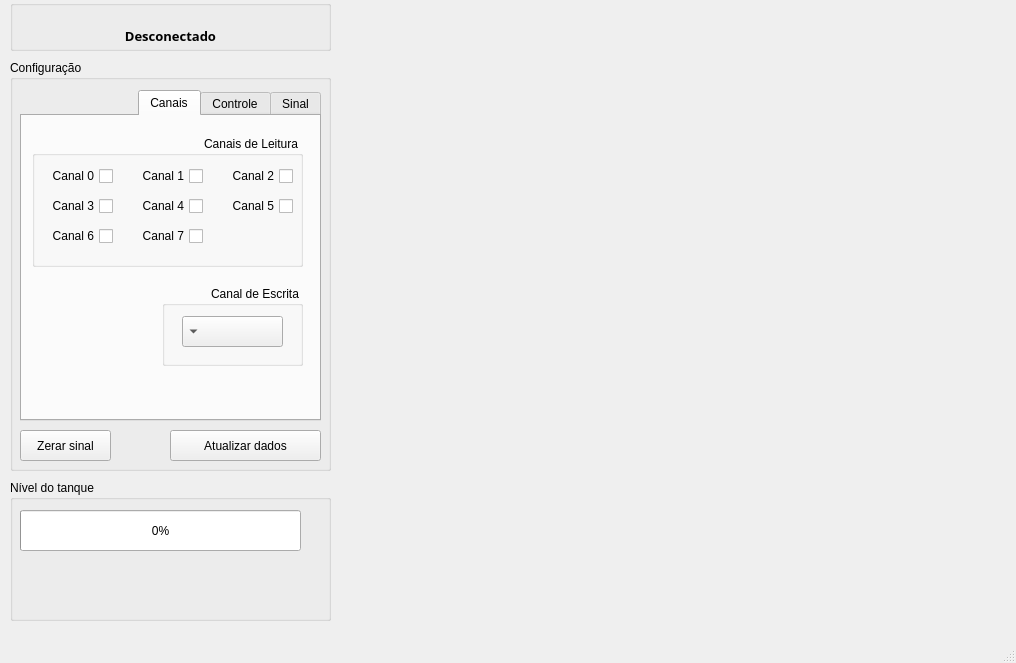
Chechunlong/control, file mainwindow.ui: the form before one commit.
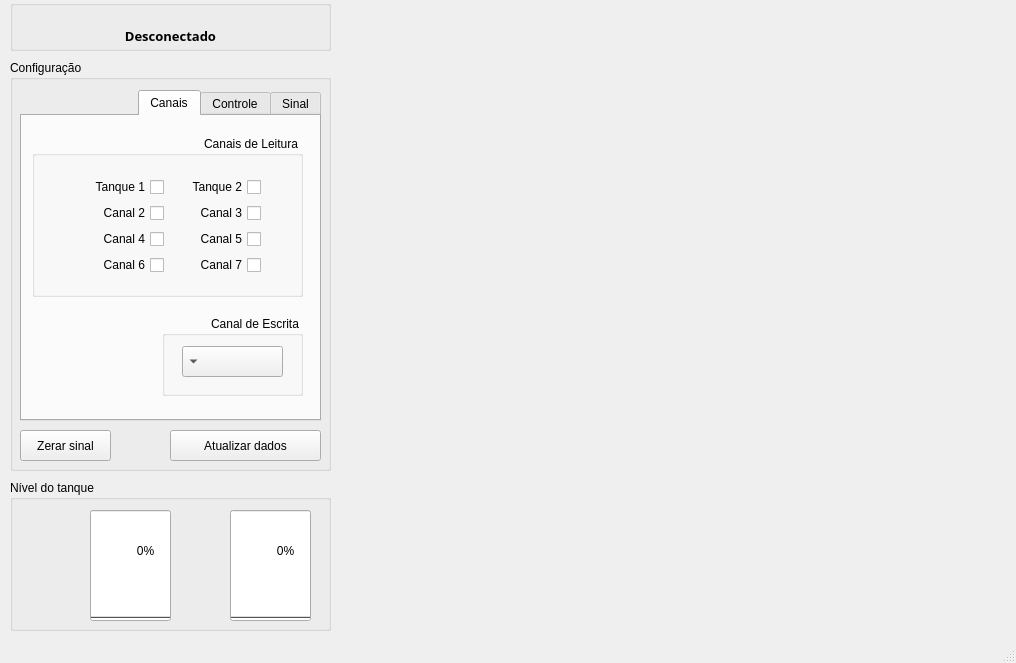
The form after the commit. Custom widgets are drawn as their Qt base class.

Commit message: nivel dos tanques

```diff
--- a/mainwindow.ui
+++ b/mainwindow.ui
@@ -95,7 +95,7 @@
       <x>10</x>
       <y>480</y>
       <width>321</width>
-      <height>141</height>
+      <height>151</height>
      </rect>
     </property>
     <property name="title">
@@ -104,14 +104,39 @@
     <widget class="QProgressBar" name="pb_tanque1">
      <property name="geometry">
       <rect>
-       <x>10</x>
+       <x>80</x>
        <y>30</y>
-       <width>281</width>
-       <height>41</height>
+       <width>81</width>
+       <height>111</height>
       </rect>
      </property>
+     <property name="maximum">
+      <number>30</number>
+     </property>
      <property name="value">
       <number>0</number>
+     </property>
+     <property name="orientation">
+      <enum>Qt::Vertical</enum>
+     </property>
+    </widget>
+    <widget class="QProgressBar" name="pb_tanque2">
+     <property name="geometry">
+      <rect>
+       <x>220</x>
+       <y>30</y>
+       <width>81</width>
+       <height>111</height>
+      </rect>
+     </property>
+     <property name="maximum">
+      <number>30</number>
+     </property>
+     <property name="value">
+      <number>0</number>
+     </property>
+     <property name="orientation">
+      <enum>Qt::Vertical</enum>
      </property>
     </widget>
    </widget>
@@ -572,122 +597,86 @@
          <x>10</x>
          <y>20</y>
          <width>271</width>
-         <height>131</height>
+         <height>161</height>
         </rect>
        </property>
        <property name="title">
         <string>Canais de Leitura</string>
        </property>
-       <widget class="QCheckBox" name="canal_l0">
+       <widget class="QWidget" name="">
         <property name="geometry">
          <rect>
-          <x>10</x>
+          <x>30</x>
           <y>30</y>
-          <width>71</width>
-          <height>20</height>
+          <width>210</width>
+          <height>121</height>
          </rect>
         </property>
-        <property name="text">
-         <string>Canal 0</string>
-        </property>
-       </widget>
+        <layout class="QGridLayout" name="gridLayout_3">
+         <item row="0" column="0">
        <widget class="QCheckBox" name="canal_l1">
-        <property name="geometry">
-         <rect>
-          <x>86</x>
-          <y>30</y>
-          <width>85</width>
-          <height>20</height>
-         </rect>
-        </property>
+           <property name="text">
+            <string>Tanque 2</string>
+           </property>
+          </widget>
+         </item>
+         <item row="0" column="1">
+          <widget class="QCheckBox" name="canal_l0">
         <property name="text">
-         <string>Canal 1</string>
-        </property>
-       </widget>
+            <string>Tanque 1</string>
+           </property>
+          </widget>
+         </item>
+         <item row="1" column="0">
        <widget class="QCheckBox" name="canal_l3">
-        <property name="geometry">
-         <rect>
-          <x>10</x>
-          <y>60</y>
-          <width>71</width>
-          <height>20</height>
-         </rect>
-        </property>
         <property name="text">
          <string>Canal 3</string>
         </property>
        </widget>
-       <widget class="QCheckBox" name="canal_l6">
-        <property name="geometry">
-         <rect>
-          <x>10</x>
-          <y>90</y>
-          <width>71</width>
-          <height>20</height>
-         </rect>
-        </property>
+         </item>
+         <item row="1" column="1">
+          <widget class="QCheckBox" name="canal_l2">
         <property name="text">
-         <string>Canal 6</string>
-        </property>
-       </widget>
-       <widget class="QCheckBox" name="canal_l4">
-        <property name="geometry">
-         <rect>
-          <x>86</x>
-          <y>60</y>
-          <width>85</width>
-          <height>20</height>
-         </rect>
-        </property>
-        <property name="text">
-         <string>Canal 4</string>
-        </property>
-       </widget>
+            <string>Canal 2</string>
+           </property>
+          </widget>
+         </item>
+         <item row="2" column="0">
        <widget class="QCheckBox" name="canal_l5">
-        <property name="geometry">
-         <rect>
-          <x>176</x>
-          <y>60</y>
-          <width>85</width>
-          <height>20</height>
-         </rect>
-        </property>
         <property name="text">
          <string>Canal 5</string>
         </property>
        </widget>
+         </item>
+         <item row="2" column="1">
+          <widget class="QCheckBox" name="canal_l4">
+           <property name="text">
+            <string>Canal 4</string>
+           </property>
+          </widget>
+         </item>
+         <item row="3" column="0">
        <widget class="QCheckBox" name="canal_l7">
-        <property name="geometry">
-         <rect>
-          <x>86</x>
-          <y>90</y>
-          <width>85</width>
-          <height>20</height>
-         </rect>
-        </property>
         <property name="text">
          <string>Canal 7</string>
         </property>
        </widget>
-       <widget class="QCheckBox" name="canal_l2">
-        <property name="geometry">
-         <rect>
-          <x>176</x>
-          <y>30</y>
-          <width>85</width>
-          <height>20</height>
-         </rect>
-        </property>
+         </item>
+         <item row="3" column="1">
+          <widget class="QCheckBox" name="canal_l6">
         <property name="text">
-         <string>Canal 2</string>
-        </property>
+            <string>Canal 6</string>
+           </property>
+          </widget>
+         </item>
+        </layout>
        </widget>
       </widget>
       <widget class="QGroupBox" name="gp_canalEscrita">
        <property name="geometry">
         <rect>
          <x>140</x>
-         <y>170</y>
+         <y>200</y>
          <width>141</width>
          <height>80</height>
         </rect>
```
Left out of the diff: 2 changed lines with no effect on the pictures. Lines whose indentation alone changed are shown as unchanged. The commit also changes 3 other files.
